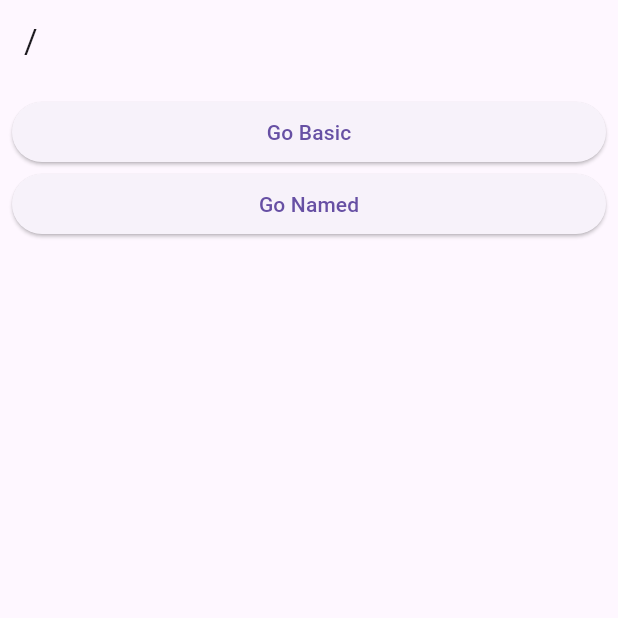
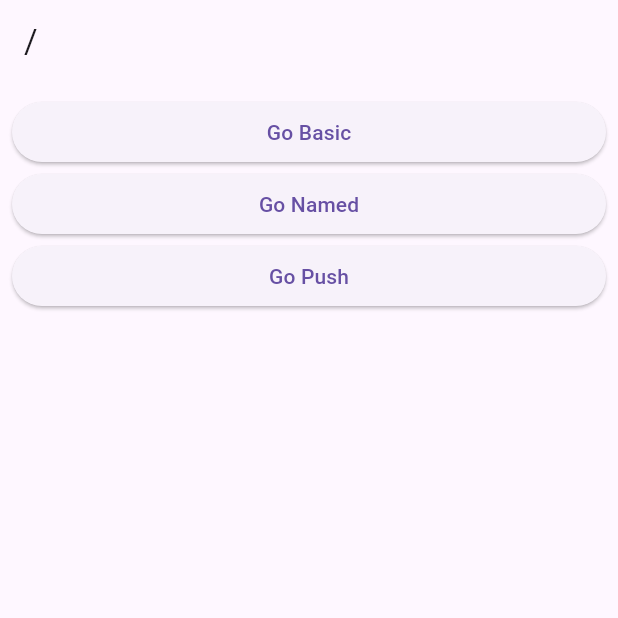
Before and after one commit to kgkang/flutter_gorouter_v7, a Flutter app: the screen it shows after launch, on a phone screen of 412 x 824 dp, the top half of it. Run offline on Flutter 3.47's test engine with Material 3 defaults, Android fonts, the phone set to English and light mode, and no system bars; our stand-ins replace go_router.

Commit message:
SE13.4 Push 함수 - context.push() : 현재 route stack위에 route를 올린다. - context.go() : 현재 route stack을 삭제하고, route path 순서로 route를 올린다.

```diff
--- a/lib/route/router.dart
+++ b/lib/route/router.dart
@@ -3,6 +3,7 @@ import 'package:flutter_gorouter_v7/screens/root_screen.dart';
 import 'package:go_router/go_router.dart';
 
 import '../screens/2_named_screen.dart';
+import '../screens/3_push_screen.dart';
 
 // Path 개념처럼 route를 선언한다.
 // 예를 들어 base url이 https://blog.codefactory.ai 라면
@@ -30,7 +31,13 @@ final router = GoRouter(
             builder: (context, state) {
               return NamedScreen();
             }
-        )
+        ),
+        GoRoute(
+            path: 'push',
+            builder: (context, state) {
+              return PushScreen();
+            }
+        ),
       ],
     ),
   ],
--- a/lib/screens/root_screen.dart
+++ b/lib/screens/root_screen.dart
@@ -23,6 +23,12 @@ class RootScreen extends StatelessWidget {
             },
             child: Text('Go Named'),
           ),
+          ElevatedButton(
+            onPressed: () {
+              context.go('/push');
+            },
+            child: Text('Go Push'),
+          ),
         ],
       ),
     );
```
Also changed, not shown: lib/screens/3_push_screen.dart (added, +34 -0 lines).
